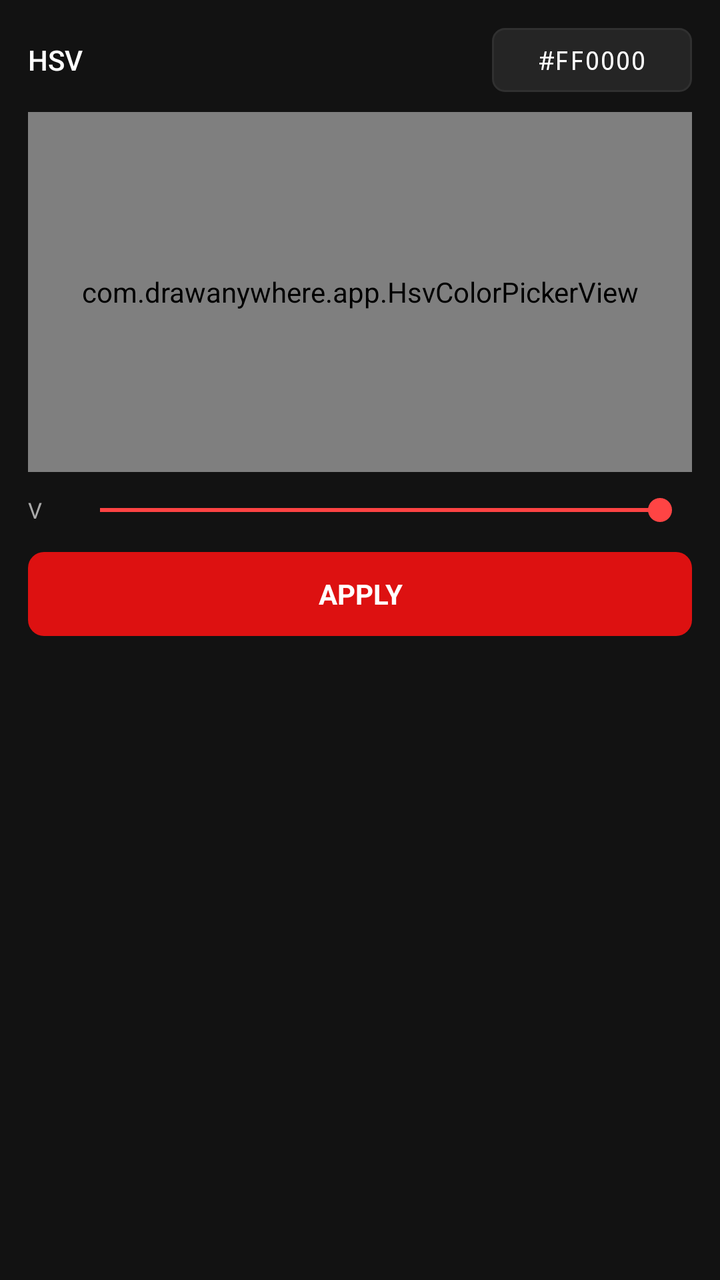
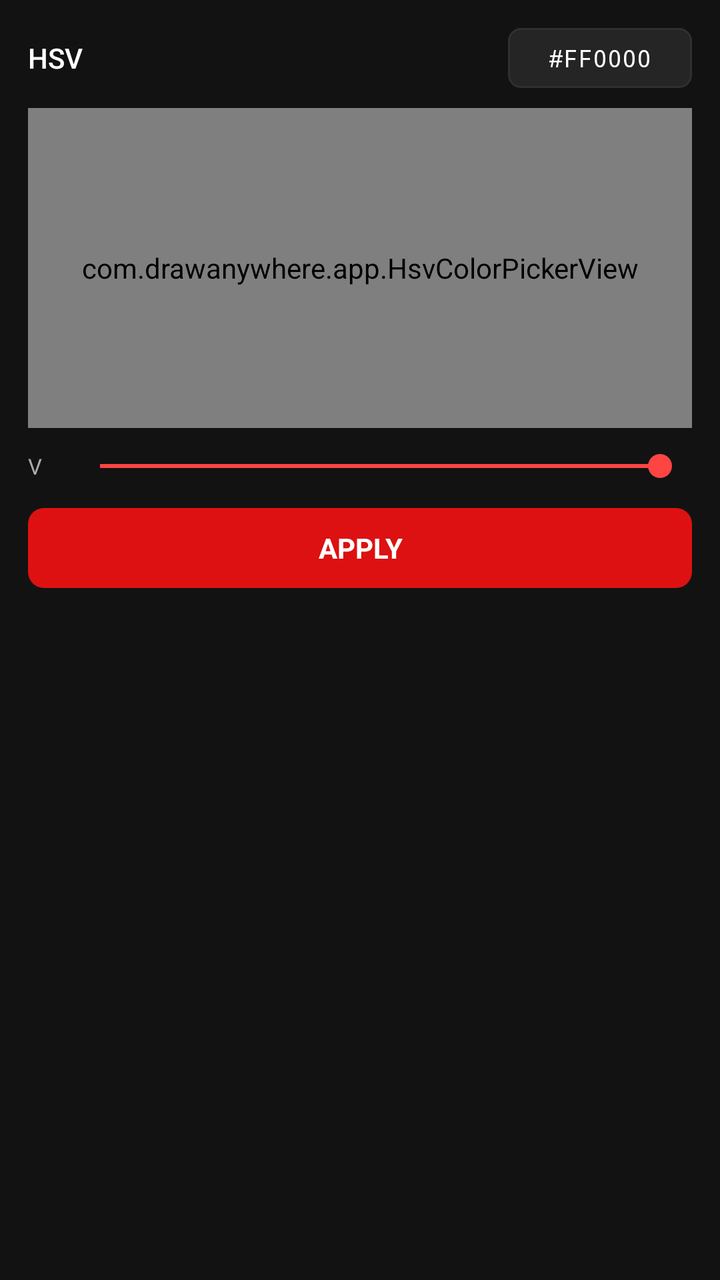

Screens rendered from an Android XML layout before and after an edit, with the pre-edit source and the edit as a unified diff.
<!-- AndroidManifest.xml: application theme Theme.DrawAnywhere -->
<!-- res/layout/panel_color_page2.xml -->
<?xml version="1.0" encoding="utf-8"?>
<LinearLayout
    xmlns:android="http://schemas.android.com/apk/res/android"
    android:layout_width="220dp"
    android:layout_height="wrap_content"
    android:orientation="vertical"
    android:padding="14dp">

    <LinearLayout
        android:layout_width="match_parent"
        android:layout_height="wrap_content"
        android:orientation="horizontal"
        android:gravity="center_vertical"
        android:layout_marginBottom="10dp">

        <TextView
            android:layout_width="0dp"
            android:layout_height="wrap_content"
            android:layout_weight="1"
            android:text="HSV"
            android:textColor="@color/panel_text"
            android:textSize="14sp"
            android:fontFamily="sans-serif-medium" />

        <FrameLayout
            android:layout_width="100dp"
            android:layout_height="32dp"
            android:background="@drawable/bg_hex_input">
            <TextView
                android:id="@+id/tv_hex_value"
                android:layout_width="match_parent"
                android:layout_height="match_parent"
                android:gravity="center"
                android:text="#FF0000"
                android:textColor="@color/hsv_hex_text"
                android:textSize="13sp"
                android:fontFamily="monospace" />
        </FrameLayout>
    </LinearLayout>

    <com.drawanywhere.app.HsvColorPickerView
        android:id="@+id/hsv_picker"
        android:layout_width="match_parent"
        android:layout_height="180dp"
        android:layout_marginBottom="10dp" />

    <LinearLayout
        android:layout_width="match_parent"
        android:layout_height="wrap_content"
        android:orientation="horizontal"
        android:gravity="center_vertical"
        android:layout_marginBottom="12dp">
        <TextView android:layout_width="14dp" android:layout_height="wrap_content" android:text="V" android:textColor="@color/panel_subtext" android:textSize="11sp" android:layout_marginEnd="6dp"/>
        <SeekBar
            android:id="@+id/seek_brightness"
            android:layout_width="0dp"
            android:layout_height="wrap_content"
            android:layout_weight="1"
            android:max="100"
            android:progress="100"
            android:progressTint="@color/slider_track_active"
            android:thumbTint="@color/slider_thumb_color"
            android:progressBackgroundTint="@color/slider_track_inactive" />
    </LinearLayout>

    <TextView
        android:id="@+id/btn_apply"
        android:layout_width="match_parent"
        android:layout_height="42dp"
        android:gravity="center"
        android:text="@string/btn_apply"
        android:textColor="@color/btn_apply_text"
        android:textSize="14sp"
        android:textStyle="bold"
        android:background="@drawable/bg_btn_apply" />

</LinearLayout>
<!-- resources referenced by this layout -->
<resources>
  <color name="btn_apply_text">#FFFFFFFF</color>
  <color name="hsv_hex_text">#FFFFFFFF</color>
  <color name="panel_subtext">#FFAAAAAA</color>
  <color name="panel_text">#FFFFFFFF</color>
  <color name="slider_thumb_color">#FFFF4444</color>
  <color name="slider_track_active">#FFFF4444</color>
  <color name="slider_track_inactive">#FF3A3A3A</color>
  <!-- drawable bg_btn_apply (drawable) -->
  <?xml version="1.0" encoding="utf-8"?>
  <ripple xmlns:android="http://schemas.android.com/apk/res/android"
      android:color="#33FFFFFF">
  
      <item>
          <shape android:shape="rectangle">
              <solid android:color="@color/btn_apply_bg" />
              <corners android:radius="8dp" />
          </shape>
      </item>
  
  </ripple>
  <!-- drawable bg_hex_input (drawable) -->
  <?xml version="1.0" encoding="utf-8"?>
  <shape xmlns:android="http://schemas.android.com/apk/res/android"
      android:shape="rectangle">
  
      <solid android:color="@color/hsv_hex_bg" />
  
      <corners android:radius="6dp" />
  
      <stroke
          android:width="1dp"
          android:color="@color/panel_border" />
  
  </shape>
  <string name="btn_apply">APPLY</string>
  <style name="Theme.DrawAnywhere" parent="Theme.MaterialComponents.DayNight.NoActionBar">
          <item name="colorPrimary">@color/colorPrimary</item>
          <item name="colorPrimaryVariant">@color/colorPrimaryVariant</item>
          <item name="colorOnPrimary">@color/colorOnPrimary</item>
          <item name="colorSecondary">@color/colorSecondary</item>
          <item name="colorOnSecondary">@color/colorOnSecondary</item>
          <item name="colorError">@color/colorError</item>
          <item name="colorOnError">@color/colorOnError</item>
          <item name="colorSurface">@color/colorSurface</item>
          <item name="colorOnSurface">@color/colorOnSurface</item>
          <item name="android:colorBackground">@color/colorBackground</item>
          <item name="android:windowBackground">@color/colorBackground</item>
          <item name="android:statusBarColor">@android:color/transparent</item>
          <item name="android:navigationBarColor">@android:color/transparent</item>
          <item name="android:windowDrawsSystemBarBackgrounds">true</item>
      </style>
  <color name="btn_apply_bg">#FFDD1111</color>
  <color name="hsv_hex_bg">#FF252525</color>
  <color name="panel_border">#FF303030</color>
  <color name="colorPrimary">#FFB73A3A</color>
  <color name="colorPrimaryVariant">#FF8B0000</color>
  <color name="colorOnPrimary">#FFFFFFFF</color>
  <color name="colorSecondary">#FF444444</color>
  <color name="colorOnSecondary">#FFFFFFFF</color>
  <color name="colorError">#FFCF6679</color>
  <color name="colorOnError">#FF000000</color>
  <color name="colorSurface">#FF1C1C1C</color>
  <color name="colorOnSurface">#FFFFFFFF</color>
  <color name="colorBackground">#FF121212</color>
</resources>

<!-- the commit's change to res/layout/panel_color_page2.xml (unified diff, before → after) -->
@@ -1,77 +1,84 @@
 <?xml version="1.0" encoding="utf-8"?>
-<LinearLayout
+<ScrollView
     xmlns:android="http://schemas.android.com/apk/res/android"
-    android:layout_width="220dp"
-    android:layout_height="wrap_content"
-    android:orientation="vertical"
-    android:padding="14dp">
+    android:layout_width="match_parent"
+    android:layout_height="match_parent"
+    android:scrollbars="none"
+    android:overScrollMode="never">
 
     <LinearLayout
         android:layout_width="match_parent"
         android:layout_height="wrap_content"
-        android:orientation="horizontal"
-        android:gravity="center_vertical"
-        android:layout_marginBottom="10dp">
+        android:orientation="vertical"
+        android:padding="14dp">
+
+        <LinearLayout
+            android:layout_width="match_parent"
+            android:layout_height="wrap_content"
+            android:orientation="horizontal"
+            android:gravity="center_vertical"
+            android:layout_marginBottom="10dp">
+
+            <TextView
+                android:layout_width="0dp"
+                android:layout_height="wrap_content"
+                android:layout_weight="1"
+                android:text="HSV"
+                android:textColor="@color/panel_text"
+                android:textSize="14sp"
+                android:fontFamily="sans-serif-medium" />
+
+            <FrameLayout
+                android:layout_width="92dp"
+                android:layout_height="30dp"
+                android:background="@drawable/bg_hex_input">
+                <TextView
+                    android:id="@+id/tv_hex_value"
+                    android:layout_width="match_parent"
+                    android:layout_height="match_parent"
+                    android:gravity="center"
+                    android:text="#FF0000"
+                    android:textColor="@color/hsv_hex_text"
+                    android:textSize="12sp"
+                    android:fontFamily="monospace" />
+            </FrameLayout>
+        </LinearLayout>
+
+        <com.drawanywhere.app.HsvColorPickerView
+            android:id="@+id/hsv_picker"
+            android:layout_width="match_parent"
+            android:layout_height="160dp"
+            android:layout_marginBottom="10dp" />
+
+        <LinearLayout
+            android:layout_width="match_parent"
+            android:layout_height="wrap_content"
+            android:orientation="horizontal"
+            android:gravity="center_vertical"
+            android:layout_marginBottom="12dp">
+            <TextView android:layout_width="14dp" android:layout_height="wrap_content" android:text="V" android:textColor="@color/panel_subtext" android:textSize="11sp" android:layout_marginEnd="6dp"/>
+            <SeekBar
+                android:id="@+id/seek_brightness"
+                android:layout_width="0dp"
+                android:layout_height="wrap_content"
+                android:layout_weight="1"
+                android:max="100"
+                android:progress="100"
+                android:progressTint="@color/slider_track_active"
+                android:thumbTint="@color/slider_thumb_color"
+                android:progressBackgroundTint="@color/slider_track_inactive" />
+        </LinearLayout>
 
         <TextView
-            android:layout_width="0dp"
-            android:layout_height="wrap_content"
-            android:layout_weight="1"
-            android:text="HSV"
-            android:textColor="@color/panel_text"
+            android:id="@+id/btn_apply"
+            android:layout_width="match_parent"
+            android:layout_height="40dp"
+            android:gravity="center"
+            android:text="@string/btn_apply"
+            android:textColor="@color/btn_apply_text"
             android:textSize="14sp"
-            android:fontFamily="sans-serif-medium" />
+            android:textStyle="bold"
+            android:background="@drawable/bg_btn_apply" />
 
-        <FrameLayout
-            android:layout_width="100dp"
-            android:layout_height="32dp"
-            android:background="@drawable/bg_hex_input">
-            <TextView
-                android:id="@+id/tv_hex_value"
-                android:layout_width="match_parent"
-                android:layout_height="match_parent"
-                android:gravity="center"
-                android:text="#FF0000"
-                android:textColor="@color/hsv_hex_text"
-                android:textSize="13sp"
-                android:fontFamily="monospace" />
-        </FrameLayout>
     </LinearLayout>
-
-    <com.drawanywhere.app.HsvColorPickerView
-        android:id="@+id/hsv_picker"
-        android:layout_width="match_parent"
-        android:layout_height="180dp"
-        android:layout_marginBottom="10dp" />
-
-    <LinearLayout
-        android:layout_width="match_parent"
-        android:layout_height="wrap_content"
-        android:orientation="horizontal"
-        android:gravity="center_vertical"
-        android:layout_marginBottom="12dp">
-        <TextView android:layout_width="14dp" android:layout_height="wrap_content" android:text="V" android:textColor="@color/panel_subtext" android:textSize="11sp" android:layout_marginEnd="6dp"/>
-        <SeekBar
-            android:id="@+id/seek_brightness"
-            android:layout_width="0dp"
-            android:layout_height="wrap_content"
-            android:layout_weight="1"
-            android:max="100"
-            android:progress="100"
-            android:progressTint="@color/slider_track_active"
-            android:thumbTint="@color/slider_thumb_color"
-            android:progressBackgroundTint="@color/slider_track_inactive" />
-    </LinearLayout>
-
-    <TextView
-        android:id="@+id/btn_apply"
-        android:layout_width="match_parent"
-        android:layout_height="42dp"
-        android:gravity="center"
-        android:text="@string/btn_apply"
-        android:textColor="@color/btn_apply_text"
-        android:textSize="14sp"
-        android:textStyle="bold"
-        android:background="@drawable/bg_btn_apply" />
-
-</LinearLayout>
+</ScrollView>
